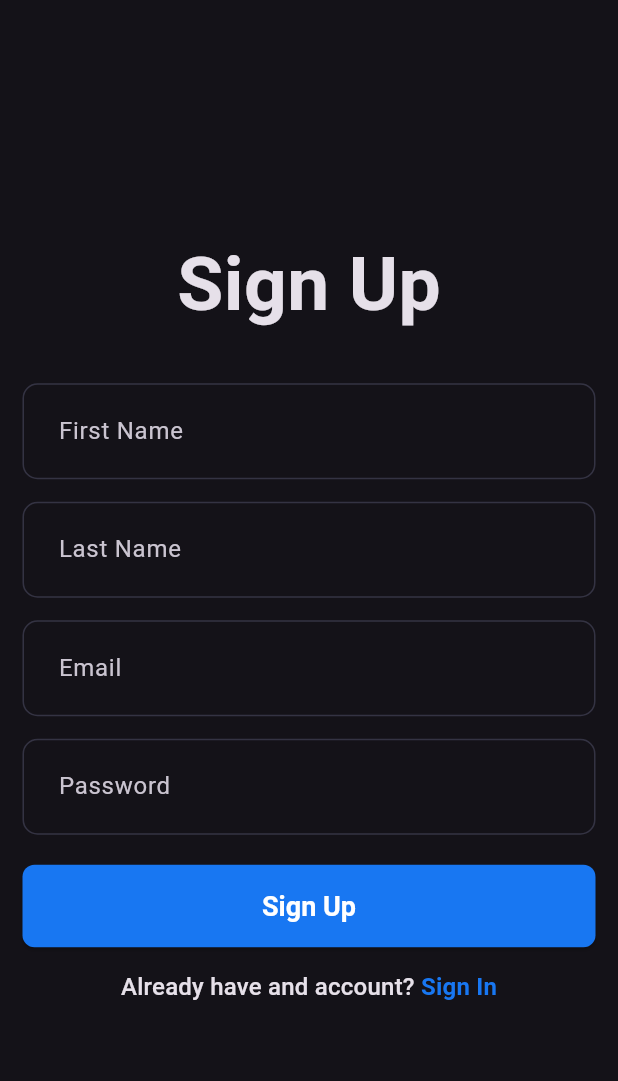
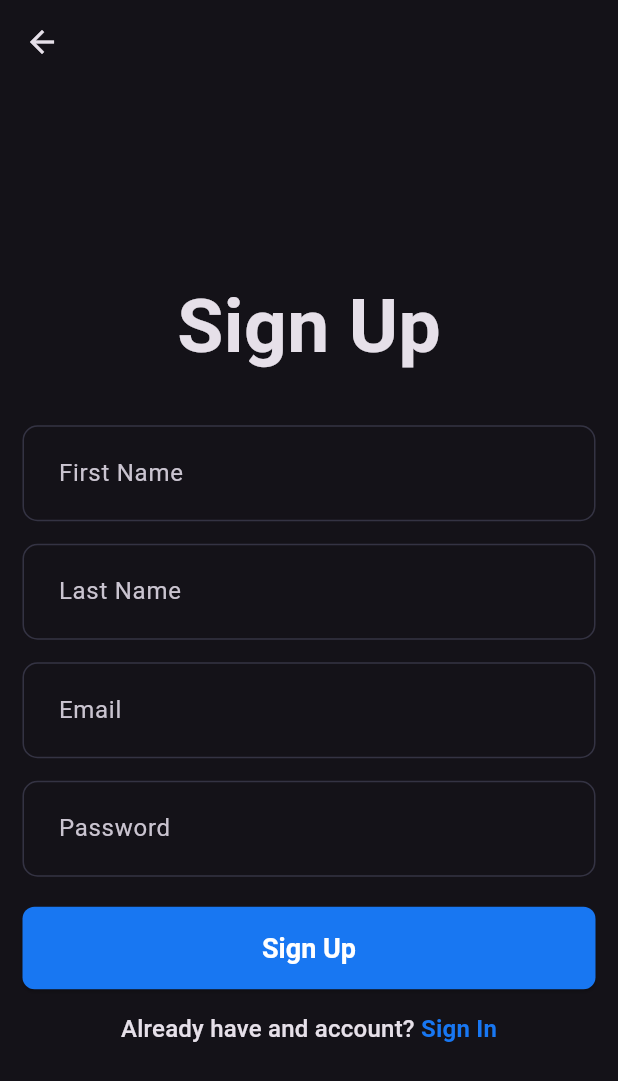
Before and after one commit to Sudila-Jayasekara/learn_flutter_auth_with_bloc, a Flutter app: the screen it shows after launch, after a tap on an icon or button, on a phone screen of 412 x 824 dp. Shown: the top 1081 px of the screen. Run offline on Flutter 3.47's test engine with Material 3 defaults, Android fonts, the light colour scheme and no system bars; our stand-ins replace go_router.

Commit message:
Add AppBar to SigninPage and SignupPage for consistent UI

```diff
--- a/lib/features/auth/presentation/pages/signin_page.dart
+++ b/lib/features/auth/presentation/pages/signin_page.dart
@@ -27,6 +27,7 @@ class _SigninPageState extends State<SigninPage> {
   @override
   Widget build(BuildContext context) {
     return Scaffold(
+      appBar: AppBar(),
       body: Padding(
         padding: const EdgeInsets.all(15.0),
         child: Form(
@@ -50,12 +51,12 @@ class _SigninPageState extends State<SigninPage> {
               ),
               SizedBox(height: 20),
 
-              AuthButton(buttonText: "Sign In",),
+              AuthButton(buttonText: "Sign In"),
               SizedBox(height: 15),
 
               GestureDetector(
                 onTap: () {
-                  context.go('/signup');
+                  context.push('/signup');
                 },
                 child: RichText(
                   text: TextSpan(
@@ -64,7 +65,9 @@ class _SigninPageState extends State<SigninPage> {
                     children: [
                       TextSpan(
                         text: ' Sign Up',
-                        style: Theme.of(context).textTheme.titleMedium?.copyWith(
+                        style: Theme.of(
+                          context,
+                        ).textTheme.titleMedium?.copyWith(
                           color: AppPalette.blueColor,
                           fontWeight: FontWeight.bold,
                         ),
--- a/lib/features/auth/presentation/pages/signup_page.dart
+++ b/lib/features/auth/presentation/pages/signup_page.dart
@@ -31,6 +31,8 @@ class _SignupPageState extends State<SignupPage> {
   @override
   Widget build(BuildContext context) {
     return Scaffold(
+      appBar: AppBar(
+      ),
       body: Padding(
         padding: const EdgeInsets.all(15.0),
         child: Form(
```
